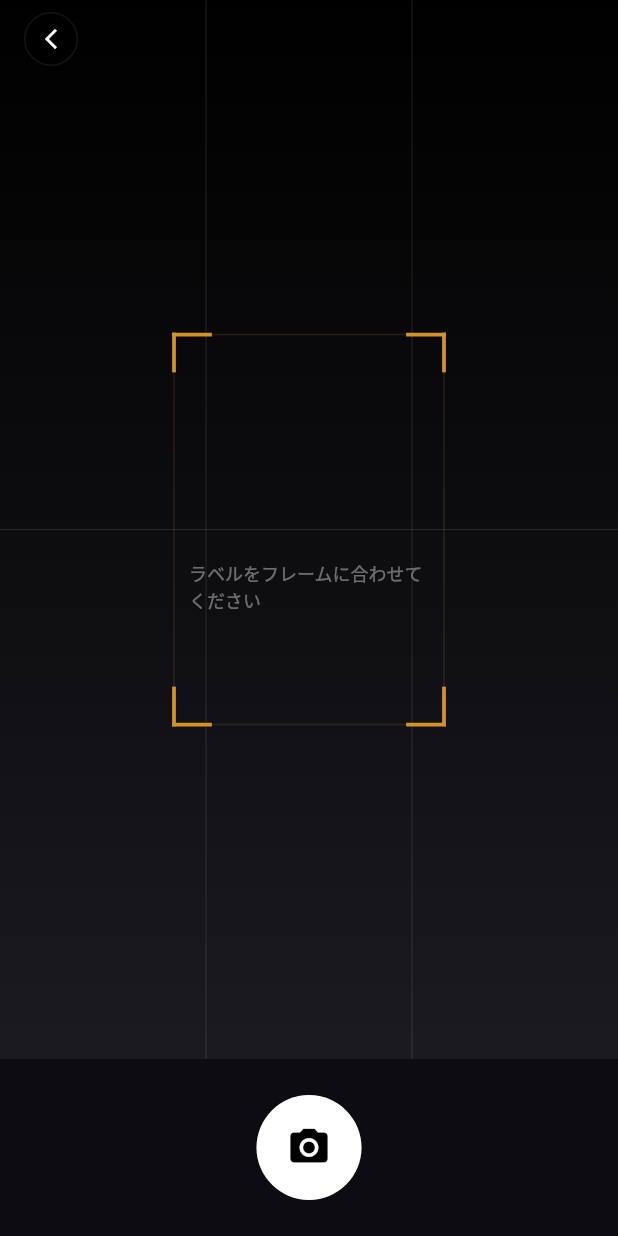
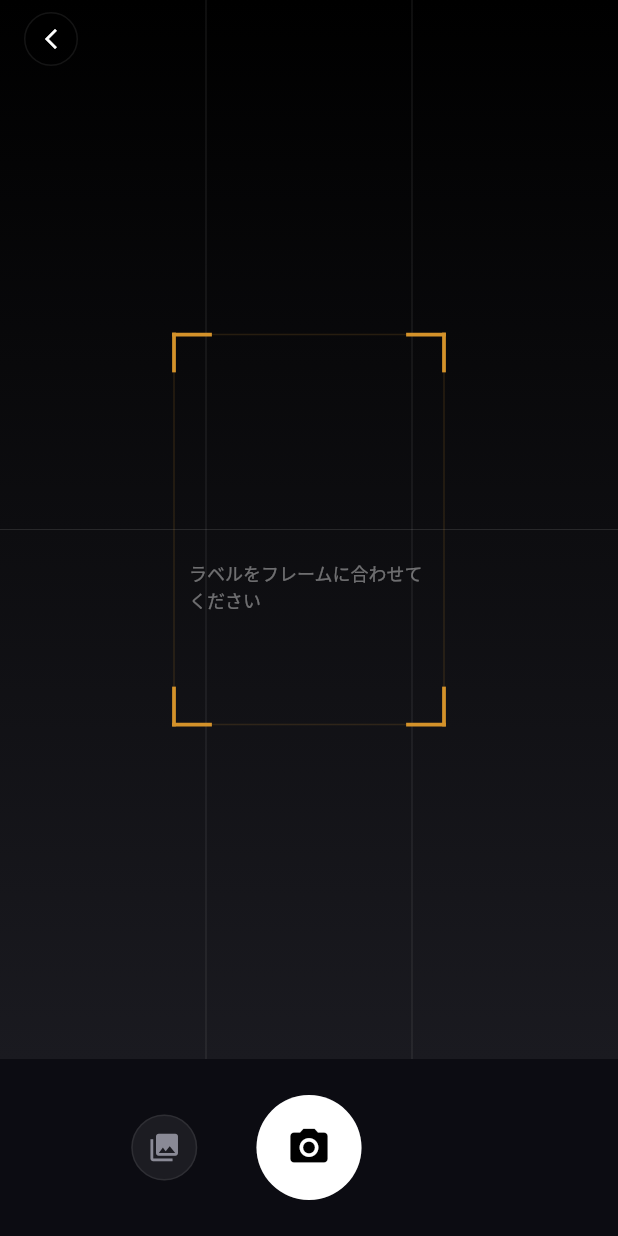
Before and after one commit to vdnih/sakeflow, a Flutter app: the AiLabelScreen screen opened directly, after a tap on the "camera alt" icon, on a phone screen of 412 x 824 dp. Run offline on Flutter 3.47's test engine with Material 3 defaults, Android fonts, the phone set to English and light mode, and no system bars; our stand-ins replace cloud_firestore, firebase_ai, firebase_auth, firebase_core, firebase_storage, google_fonts and 1 more; missing offline and left inert: countries_world_map, firebase_ui_auth, firebase_ui_oauth_google; accounts and stored records are empty; statements that could not run were skipped.

Commit message:
feat(app): カメラロールからのお酒写真選択を追加 (#27)
AI ラベル認識画面でカメラ撮影に加えてフォトライブラリからの
画像選択に対応。_pickImage を ImageSource 引数化し、idle 状態の
シャッター左にギャラリーボタンを追加。共通の円形ボタンスタイルを
_buildCircleButton に集約。


Claude-Session: https://claude.ai/code/session_018Ft8x45kLiLs4JzbwwKXL2

Co-authored-by: Claude <noreply@anthropic.com>

```diff
--- a/app/lib/features/record/ai_label_screen.dart
+++ b/app/lib/features/record/ai_label_screen.dart
@@ -29,7 +29,7 @@ class _AiLabelScreenState extends State<AiLabelScreen> {
   final _sakeRepo = SakeRepository();
   final _aiLabelService = AiLabelService.create();
 
-  Future<void> _pickImage() async {
+  Future<void> _pickImage([ImageSource source = ImageSource.camera]) async {
     setState(() {
       _errorMessage = null;
       _imageBytes = null;
@@ -37,7 +37,7 @@ class _AiLabelScreenState extends State<AiLabelScreen> {
     });
     try {
       final picker = ImagePicker();
-      final pickedFile = await picker.pickImage(source: ImageSource.camera);
+      final pickedFile = await picker.pickImage(source: source);
       if (pickedFile != null) {
         final bytes = await pickedFile.readAsBytes();
         setState(() {
@@ -279,19 +279,14 @@ class _AiLabelScreenState extends State<AiLabelScreen> {
             mainAxisAlignment: MainAxisAlignment.spaceEvenly,
             children: [
               if (_stage == _CaptureStage.captured)
-                GestureDetector(
-                  onTap: _pickImage,
-                  child: Container(
-                    width: 44,
-                    height: 44,
-                    decoration: BoxDecoration(
-                      color: kSurface2,
-                      shape: BoxShape.circle,
-                      border: Border.all(color: kBorderDefault),
-                    ),
-                    child:
-                        const Icon(Icons.refresh, color: kTextSub, size: 22),
-                  ),
+                _buildCircleButton(
+                  icon: Icons.refresh,
+                  onTap: () => _pickImage(),
+                )
+              else if (_stage == _CaptureStage.idle)
+                _buildCircleButton(
+                  icon: Icons.photo_library,
+                  onTap: () => _pickImage(ImageSource.gallery),
                 )
               else
                 const SizedBox(width: 44),
@@ -316,6 +311,25 @@ class _AiLabelScreenState extends State<AiLabelScreen> {
             ],
           ),
         ],
+      ),
+    );
+  }
+
+  Widget _buildCircleButton({
+    required IconData icon,
+    required VoidCallback onTap,
+  }) {
+    return GestureDetector(
+      onTap: onTap,
+      child: Container(
+        width: 44,
+        height: 44,
+        decoration: BoxDecoration(
+          color: kSurface2,
+          shape: BoxShape.circle,
+          border: Border.all(color: kBorderDefault),
+        ),
+        child: Icon(icon, color: kTextSub, size: 22),
       ),
     );
   }
```
